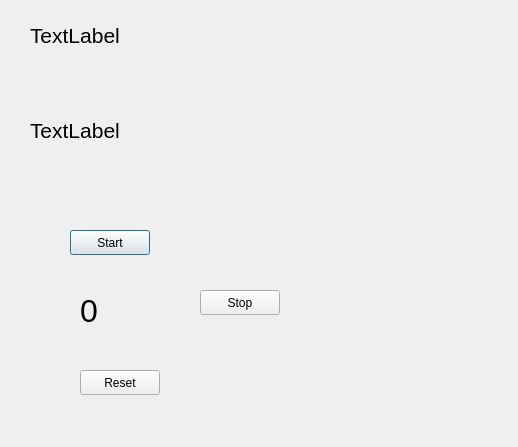
First picture: the form in descriptiondialog.ui, repository Nicholas-LeBoeuf/RemoteWorkouts, before the edit.
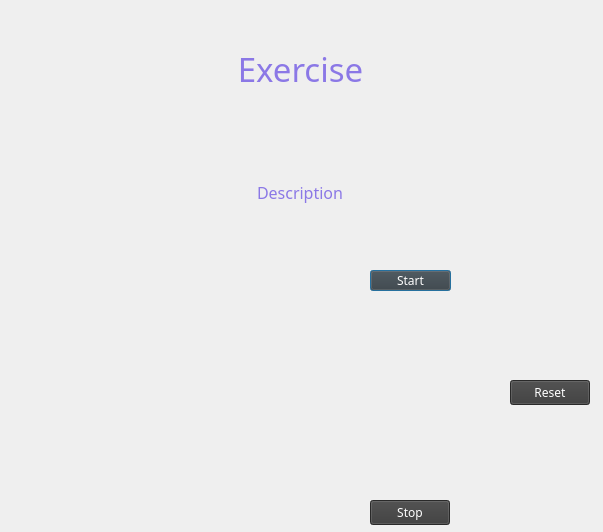
Second picture: the form after the edit. Icons and pictures are not drawn.

Commit message: Designed UI for exercise window. Added hyperlink for youtube

Patch:
```diff
--- a/descriptiondialog.ui
+++ b/descriptiondialog.ui
@@ -6,92 +6,63 @@
    <rect>
     <x>0</x>
     <y>0</y>
-    <width>518</width>
-    <height>447</height>
+    <width>603</width>
+    <height>532</height>
    </rect>
   </property>
   <property name="windowTitle">
    <string>Dialog</string>
   </property>
-  <widget class="QLabel" name="exerciseName">
-   <property name="geometry">
-    <rect>
-     <x>30</x>
-     <y>10</y>
-     <width>221</width>
-     <height>51</height>
-    </rect>
-   </property>
-   <property name="font">
-    <font>
-     <pointsize>16</pointsize>
-    </font>
-   </property>
-   <property name="text">
-    <string>TextLabel</string>
-   </property>
-  </widget>
-  <widget class="QLabel" name="exerciseDesc">
-   <property name="geometry">
-    <rect>
-     <x>30</x>
-     <y>50</y>
-     <width>451</width>
-     <height>161</height>
-    </rect>
-   </property>
-   <property name="font">
-    <font>
-     <pointsize>16</pointsize>
-    </font>
-   </property>
-   <property name="text">
-    <string>TextLabel</string>
-   </property>
-   <property name="openExternalLinks">
-    <bool>true</bool>
-   </property>
-  </widget>
-  <widget class="QLabel" name="timer">
-   <property name="geometry">
-    <rect>
-     <x>80</x>
-     <y>270</y>
-     <width>71</width>
-     <height>81</height>
-    </rect>
-   </property>
-   <property name="font">
-    <font>
-     <pointsize>24</pointsize>
-    </font>
-   </property>
-   <property name="text">
-    <string>0</string>
-   </property>
-  </widget>
+  <property name="windowIcon">
+   <iconset resource="resources.qrc">
+    <normaloff>:/images/RWLogo.png</normaloff>:/images/RWLogo.png</iconset>
+  </property>
+  <property name="styleSheet">
+   <string notr="true">QDialog {border-image: url(:/images/background.jpg)}
+QLabel { background: transparent; }
+</string>
+  </property>
   <widget class="QPushButton" name="start">
    <property name="geometry">
     <rect>
-     <x>70</x>
-     <y>230</y>
-     <width>80</width>
-     <height>25</height>
+     <x>370</x>
+     <y>270</y>
+     <width>81</width>
+     <height>21</height>
     </rect>
    </property>
+   <property name="font">
+    <font>
+     <family>Rockwell</family>
+    </font>
+   </property>
+   <property name="styleSheet">
+    <string notr="true">QPushButton {color: white; background-color: rgb(58, 58, 58)}</string>
+   </property>
    <property name="text">
     <string>Start</string>
    </property>
+   <property name="checkable">
+    <bool>false</bool>
+   </property>
   </widget>
   <widget class="QPushButton" name="stop">
    <property name="geometry">
     <rect>
-     <x>200</x>
-     <y>290</y>
+     <x>370</x>
+     <y>500</y>
      <width>80</width>
      <height>25</height>
     </rect>
    </property>
+   <property name="font">
+    <font>
+     <family>Rockwell</family>
+    </font>
+   </property>
+   <property name="styleSheet">
+    <string notr="true">QPushButton {color: white; background-color: rgb(58, 58, 58)}</string>
+   </property>
    <property name="text">
     <string>Stop</string>
    </property>
@@ -99,16 +70,185 @@
   <widget class="QPushButton" name="reset">
    <property name="geometry">
     <rect>
-     <x>80</x>
-     <y>370</y>
+     <x>510</x>
+     <y>380</y>
      <width>80</width>
      <height>25</height>
     </rect>
    </property>
+   <property name="font">
+    <font>
+     <family>Rockwell</family>
+    </font>
+   </property>
+   <property name="styleSheet">
+    <string notr="true">QPushButton {color: white; background-color: rgb(58, 58, 58)}</string>
+   </property>
    <property name="text">
     <string>Reset</string>
    </property>
   </widget>
+  <widget class="QLabel" name="timer">
+   <property name="geometry">
+    <rect>
+     <x>300</x>
+     <y>300</y>
+     <width>211</width>
+     <height>191</height>
+    </rect>
+   </property>
+   <property name="maximumSize">
+    <size>
+     <width>16777215</width>
+     <height>16777215</height>
+    </size>
+   </property>
+   <property name="font">
+    <font>
+     <pointsize>25</pointsize>
+    </font>
+   </property>
+   <property name="autoFillBackground">
+    <bool>false</bool>
+   </property>
+   <property name="styleSheet">
+    <string notr="true"/>
+   </property>
+   <property name="frameShape">
+    <enum>QFrame::NoFrame</enum>
+   </property>
+   <property name="text">
+    <string/>
+   </property>
+   <property name="pixmap">
+    <pixmap resource="resources.qrc">:/images/stopwatch.png</pixmap>
+   </property>
+   <property name="scaledContents">
+    <bool>true</bool>
+   </property>
+   <property name="alignment">
+    <set>Qt::AlignCenter</set>
+   </property>
+   <property name="wordWrap">
+    <bool>true</bool>
+   </property>
+  </widget>
+  <widget class="QLabel" name="stopwatch">
+   <property name="geometry">
+    <rect>
+     <x>300</x>
+     <y>300</y>
+     <width>211</width>
+     <height>191</height>
+    </rect>
+   </property>
+   <property name="text">
+    <string/>
+   </property>
+   <property name="pixmap">
+    <pixmap resource="resources.qrc">:/images/stopwatch.png</pixmap>
+   </property>
+   <property name="scaledContents">
+    <bool>true</bool>
+   </property>
+   <property name="alignment">
+    <set>Qt::AlignCenter</set>
+   </property>
+  </widget>
+  <widget class="QPushButton" name="youtube">
+   <property name="geometry">
+    <rect>
+     <x>50</x>
+     <y>300</y>
+     <width>211</width>
+     <height>151</height>
+    </rect>
+   </property>
+   <property name="cursor">
+    <cursorShape>PointingHandCursor</cursorShape>
+   </property>
+   <property name="styleSheet">
+    <string notr="true">background-color: transparent;
+border-image: url(:/images/youtube.png);
+background: none;
+border: none;
+background-repeat: none;
+color: transparent;</string>
+   </property>
+   <property name="text">
+    <string/>
+   </property>
+  </widget>
+  <widget class="QWidget" name="">
+   <property name="geometry">
+    <rect>
+     <x>0</x>
+     <y>10</y>
+     <width>601</width>
+     <height>241</height>
+    </rect>
+   </property>
+   <layout class="QVBoxLayout" name="verticalLayout">
+    <item>
+     <widget class="QLabel" name="exerciseName">
+      <property name="font">
+       <font>
+        <family>Rockwell</family>
+        <pointsize>25</pointsize>
+       </font>
+      </property>
+      <property name="styleSheet">
+       <string notr="true">QLabel {color: rgb(139, 120, 230);}</string>
+      </property>
+      <property name="text">
+       <string>Exercise</string>
+      </property>
+      <property name="scaledContents">
+       <bool>true</bool>
+      </property>
+      <property name="alignment">
+       <set>Qt::AlignCenter</set>
+      </property>
+     </widget>
+    </item>
+    <item alignment="Qt::AlignHCenter">
+     <widget class="QLabel" name="exerciseDesc">
+      <property name="font">
+       <font>
+        <family>Rockwell</family>
+        <pointsize>12</pointsize>
+       </font>
+      </property>
+      <property name="styleSheet">
+       <string notr="true">QLabel {color: rgb(139, 120, 230);}</string>
+      </property>
+      <property name="text">
+       <string>Description</string>
+      </property>
+      <property name="scaledContents">
+       <bool>true</bool>
+      </property>
+      <property name="alignment">
+       <set>Qt::AlignCenter</set>
+      </property>
+      <property name="wordWrap">
+       <bool>true</bool>
+      </property>
+      <property name="openExternalLinks">
+       <bool>true</bool>
+      </property>
+     </widget>
+    </item>
+   </layout>
+  </widget>
+  <zorder>stopwatch</zorder>
+  <zorder>timer</zorder>
+  <zorder>exerciseName</zorder>
+  <zorder>exerciseDesc</zorder>
+  <zorder>start</zorder>
+  <zorder>stop</zorder>
+  <zorder>reset</zorder>
+  <zorder>youtube</zorder>
  </widget>
  <resources/>
  <connections/>
```
Left out of the diff: 6 changed lines with no effect on the pictures. The commit also changes 8 other files.
